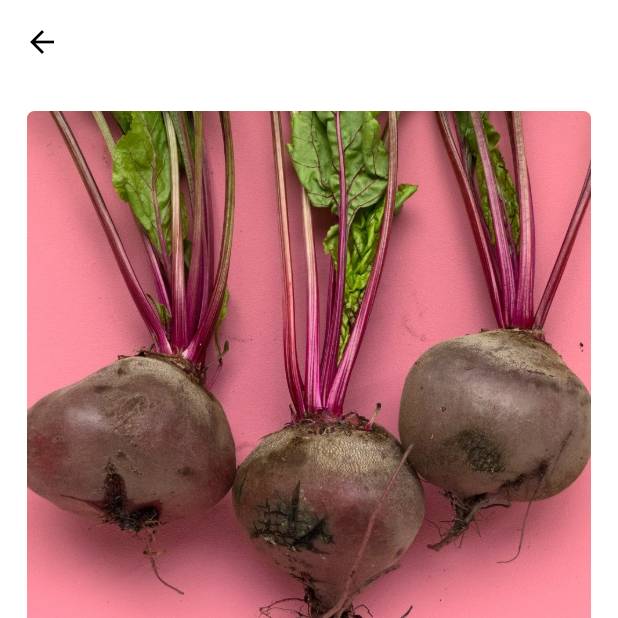
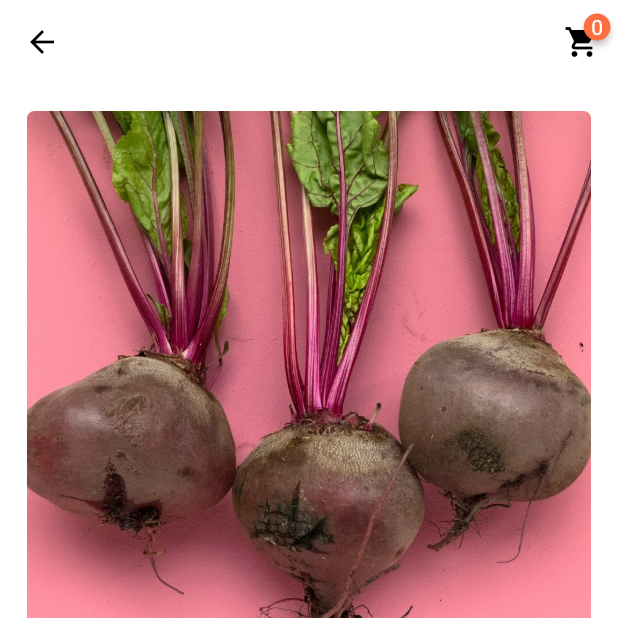
Before and after one commit to SirusCodes/Online-Grocery, a Flutter app: the ItemList screen opened directly with empty values, after a tap on "Beetroot", on a phone screen of 412 x 824 dp, the top half of it. Run offline on Flutter 3.47's test engine with Material 2 defaults, Android fonts, the light colour scheme and no system bars; drawn by our look-alikes of badges; our stand-ins replace flutter_riverpod, geolocator, get_it, shared_preferences; missing offline and left inert: location_permissions; accounts and stored records are empty.

Commit message:
ported to riverpod

```diff
--- a/lib/provider/cart_provider.dart
+++ b/lib/provider/cart_provider.dart
@@ -1,7 +1,11 @@
 import 'package:flutter/foundation.dart';
 import 'package:flutter/material.dart';
+import 'package:flutter_riverpod/all.dart';
 import 'package:online_grocery/constants.dart';
 import 'package:online_grocery/models/product_model.dart';
+
+final cartProvider =
+    ChangeNotifierProvider<CartProvider>((_) => CartProvider());
 
 class CartProvider extends ChangeNotifier {
   static List<ProductModel> _cart = [];
--- a/lib/provider/theme_provider.dart
+++ b/lib/provider/theme_provider.dart
@@ -1,18 +1,21 @@
 import 'package:flutter/material.dart';
+import 'package:flutter_riverpod/all.dart';
 import 'package:shared_preferences/shared_preferences.dart';
 
-class ThemeProvider extends ChangeNotifier {
-  ThemeData themeData;
+final themeProvider = StateNotifierProvider((_) => ThemeProvider());
 
-  ThemeProvider({this.themeData});
+class ThemeProvider extends StateNotifier<bool> {
+  ThemeProvider() : super(false);
 
-  getTheme() => themeData;
+  getTheme() async {
+    SharedPreferences prefs = await SharedPreferences.getInstance();
+    state = prefs.getBool("darkMode");
+  }
 
-  setTheme(ThemeData themeData) async {
+  setTheme(bool theme) async {
     var prefs = await SharedPreferences.getInstance();
-    await prefs.setBool("darkMode", themeData == darkTheme);
-    this.themeData = themeData;
-    notifyListeners();
+    await prefs.setBool("darkMode", theme);
+    state = theme;
   }
 }
 
--- a/lib/screens/product_details.dart
+++ b/lib/screens/product_details.dart
@@ -1,5 +1,6 @@
 import 'package:flutter/material.dart';
 import 'package:online_grocery/widgets/add_to_cart_button.dart';
+import 'package:online_grocery/widgets/cart_icon.dart';
 
 import '../constants.dart';
 
@@ -13,6 +14,7 @@ class ProductDetails extends StatelessWidget {
     return Scaffold(
       appBar: AppBar(
         title: Text(""),
+        actions: <Widget>[CartIcon()],
       ),
       body: ListView(
         padding: const EdgeInsets.all(18.0),
--- a/lib/widgets/add_to_cart_button.dart
+++ b/lib/widgets/add_to_cart_button.dart
@@ -1,8 +1,8 @@
 import 'package:flutter/material.dart';
+import 'package:flutter_riverpod/flutter_riverpod.dart';
 import 'package:online_grocery/provider/cart_provider.dart';
-import 'package:provider/provider.dart';
 
-class AddToCardButton extends StatelessWidget {
+class AddToCardButton extends ConsumerWidget {
   AddToCardButton({Key key, @required this.title, @required this.image})
       : super(key: key);
 
@@ -10,8 +10,8 @@ class AddToCardButton extends StatelessWidget {
   final Image image;
 
   @override
-  Widget build(BuildContext context) {
-    final _countProvider = Provider.of<CartProvider>(context);
+  Widget build(BuildContext context, ScopedReader watch) {
+    final _countProvider = watch(cartProvider);
     return _countProvider.getItemCount(title) <= 0
         ? RaisedButton(
             shape: RoundedRectangleBorder(
--- a/lib/widgets/cart_icon.dart
+++ b/lib/widgets/cart_icon.dart
@@ -1,16 +1,18 @@
 import 'package:badges/badges.dart';
 import 'package:flutter/material.dart';
+import 'package:flutter_riverpod/flutter_riverpod.dart';
 import 'package:online_grocery/provider/cart_provider.dart';
 import 'package:online_grocery/screens/cart_screen.dart';
-import 'package:provider/provider.dart';
 
 class CartIcon extends StatelessWidget {
   const CartIcon({Key key}) : super(key: key);
 
   @override
   Widget build(BuildContext context) {
-    return Consumer<CartProvider>(
-      builder: (context, cart, child) => Badge(
+    return Consumer(
+      builder: (context, watch, child) {
+        final cart = watch(cartProvider);
+        return Badge(
           position: BadgePosition.topRight(top: 5, right: 5),
           animationType: BadgeAnimationType.fade,
           badgeColor: Colors.deepOrangeAccent,
@@ -19,7 +21,8 @@ class CartIcon extends StatelessWidget {
             style: TextStyle(color: Colors.white),
           ),
           child: child,
-      ),
+        );
+      },
       child: IconButton(
         icon: Icon(Icons.shopping_cart),
         onPressed: () {
```
Also changed, not shown: lib/main.dart (+11 -26 lines), lib/screens/cart_screen.dart (+8 -7 lines), lib/screens/settings_screen.dart (+5 -15 lines), pubspec.yaml (+6 -15 lines), pubspec.lock. Lines whose indentation alone changed are shown as unchanged.
